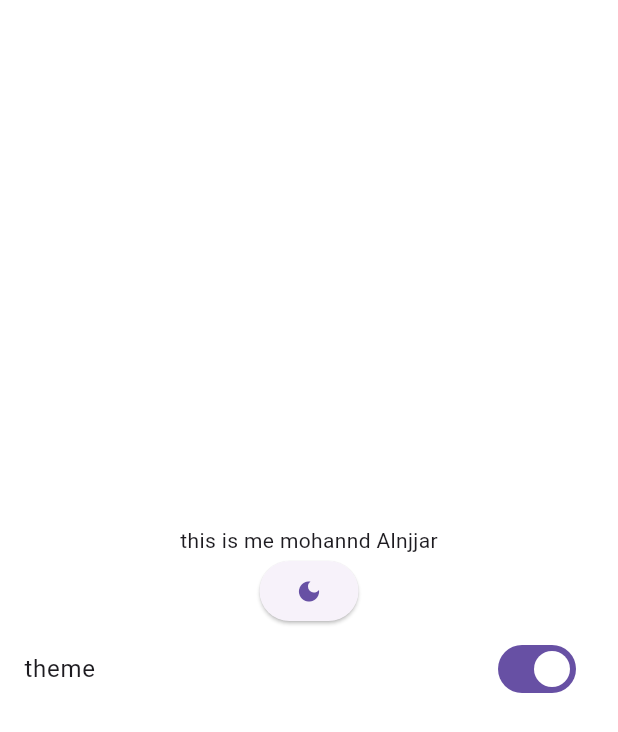
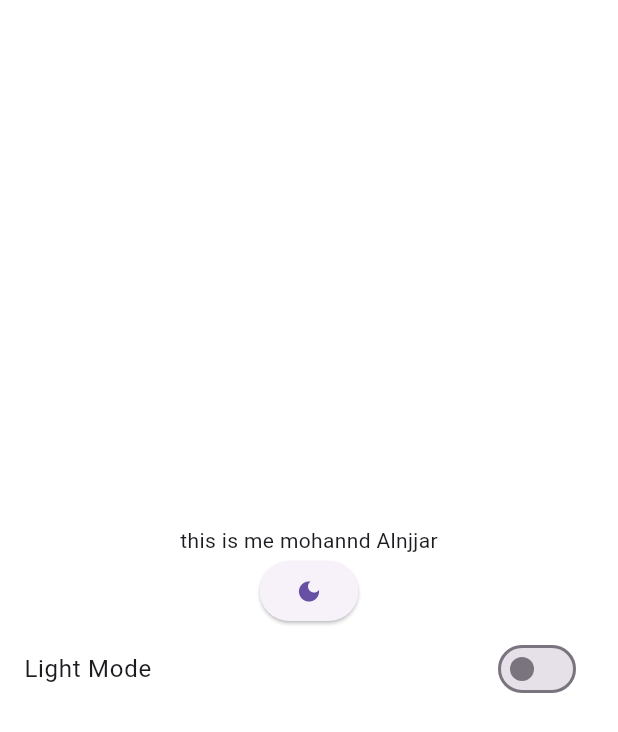
Before and after one commit to mohandalnjjar/MyStore, a Flutter app: the screen it shows after launch, on a phone screen of 412 x 824 dp. Shown: the top 732 px of the screen. Run offline on Flutter 3.47's test engine with Material 3 defaults, Android fonts, the light colour scheme and no system bars; our stand-ins replace shared_preferences.

Commit message:
implement dark and light mode

```diff
--- a/lib/features/home_feature/presentation/views/home_view.dart
+++ b/lib/features/home_feature/presentation/views/home_view.dart
@@ -1,5 +1,4 @@
 import 'package:flutter/material.dart';
-import 'package:shop/core/utils/constance.dart';
 import 'package:shop/features/home_feature/presentation/widgets/home_view_body.dart';
 
 class HomeView extends StatelessWidget {
@@ -8,8 +7,9 @@ class HomeView extends StatelessWidget {
   @override
   Widget build(BuildContext context) {
     return const Scaffold(
-      backgroundColor: AppColors.kLightScaffoldColor,
-      body: HomeViewBody(),
+      body: SafeArea(
+        child: HomeViewBody(),
+      ),
     );
   }
 }
--- a/lib/features/home_feature/presentation/widgets/home_view_body.dart
+++ b/lib/features/home_feature/presentation/widgets/home_view_body.dart
@@ -1,4 +1,6 @@
 import 'package:flutter/material.dart';
+import 'package:provider/provider.dart';
+import 'package:shop/features/theme/manager/theme_provider/theme_provider.dart';
 
 class HomeViewBody extends StatelessWidget {
   const HomeViewBody({
@@ -7,6 +9,8 @@ class HomeViewBody extends StatelessWidget {
 
   @override
   Widget build(BuildContext context) {
+    final themeProvider = Provider.of<ThemeProvider>(context, listen: true);
+
     return Center(
       child: Column(
         mainAxisAlignment: MainAxisAlignment.center,
@@ -17,9 +21,13 @@ class HomeViewBody extends StatelessWidget {
             child: const Icon(Icons.dark_mode),
           ),
           SwitchListTile(
-            title: const Text('theme'),
-            value: true,
-            onChanged: (value) {},
+            title: Text(
+              '${themeProvider.getDarkTheme ? "Dark Mode" : "Light Mode"}',
+            ),
+            value: themeProvider.getDarkTheme,
+            onChanged: (value) {
+              themeProvider.setDarkTheme(themeValue: value);
+            },
           ),
         ],
       ),
--- /dev/null
+++ b/lib/features/theme/manager/theme_provider/theme_provider.dart
@@ -0,0 +1,29 @@
+import 'package:flutter/material.dart';
+import 'package:shared_preferences/shared_preferences.dart';
+
+class ThemeProvider extends ChangeNotifier {
+  static const themeStatus = "themeStatus";
+  bool _darkTheme = false;
+  bool get getDarkTheme => _darkTheme;
+  ThemeProvider() {
+    getTheme();
+  }
+  Future<void> setDarkTheme({required bool themeValue}) async {
+    SharedPreferences pref = await SharedPreferences.getInstance();
+
+    pref.setBool(themeStatus, themeValue);
+
+    _darkTheme = themeValue;
+
+    notifyListeners();
+  }
+
+  Future<bool> getTheme() async {
+    SharedPreferences pref = await SharedPreferences.getInstance();
+    _darkTheme = pref.getBool(themeStatus) ?? false;
+
+    notifyListeners();
+
+    return _darkTheme;
+  }
+}
--- a/lib/features/theme/repos/app_theme.dart
+++ b/lib/features/theme/repos/app_theme.dart
@@ -8,8 +8,9 @@ abstract class ThemeRepo {
       scaffoldBackgroundColor: isDarkTheme
           ? AppColors.kDarktScaffoldColor
           : AppColors.kLightScaffoldColor,
-      cardColor:
-          isDarkTheme ? AppColors.kdarkCardColor : AppColors.kdarkCardColor,
+      cardColor: isDarkTheme
+          ? AppColors.kdarkCardColor
+          : AppColors.kLightScaffoldColor,
       brightness: isDarkTheme ? Brightness.dark : Brightness.light,
     );
   }
--- a/lib/main.dart
+++ b/lib/main.dart
@@ -1,5 +1,8 @@
 import 'package:flutter/material.dart';
+import 'package:provider/provider.dart';
 import 'package:shop/features/home_feature/presentation/views/home_view.dart';
+import 'package:shop/features/theme/manager/theme_provider/theme_provider.dart';
+import 'package:shop/features/theme/repos/app_theme.dart';
 
 void main(List<String> args) {
   runApp(const MyStore());
@@ -10,11 +13,21 @@ class MyStore extends StatelessWidget {
 
   @override
   Widget build(BuildContext context) {
-    return MaterialApp(
-      title: 'My Store',
-      debugShowCheckedModeBanner: false,
-      theme: ThemeData(scaffoldBackgroundColor: Colors.blueAccent),
-      home: const HomeView(),
+    return MultiProvider(
+      providers: [
+        ChangeNotifierProvider(
+          create: (context) => ThemeProvider(),
+        )
+      ],
+      child: Consumer<ThemeProvider>(builder: (context, themeProvider, child) {
+        return MaterialApp(
+          title: 'My Store',
+          debugShowCheckedModeBanner: false,
+          theme: ThemeRepo.Theme(
+              isDarkTheme: themeProvider.getDarkTheme, context: context),
+          home: const HomeView(),
+        );
+      }),
     );
   }
 }
```
Also changed, not shown: pubspec.yaml (+2 -6 lines), pubspec.lock, 1 other file.
